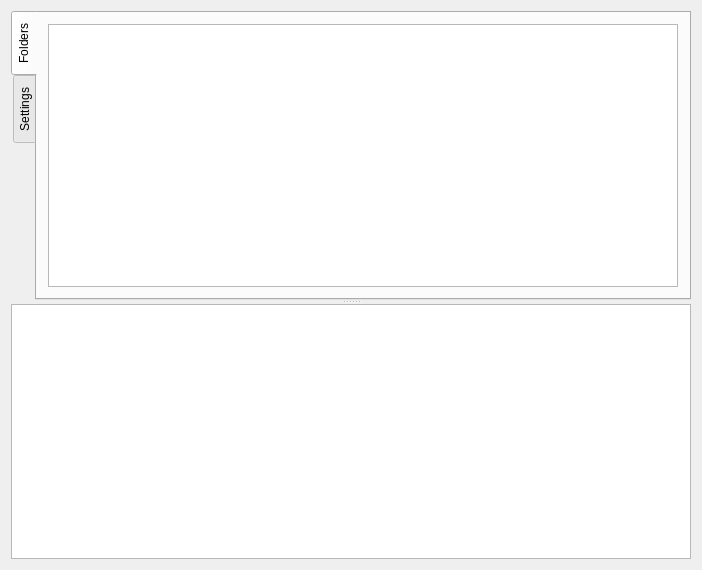
Qt form src/gui/MainWindow.ui (librevault/librevault) before a commit.
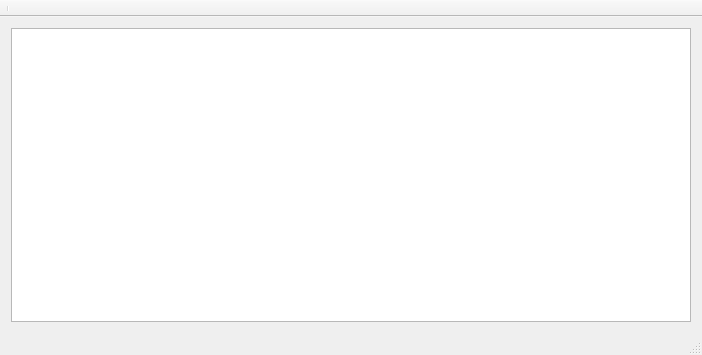
The same form after that commit. Icons and pictures are not drawn.

What changed in the file:
```diff
--- a/src/gui/MainWindow.ui
+++ b/src/gui/MainWindow.ui
@@ -7,38 +7,25 @@
     <x>0</x>
     <y>0</y>
     <width>702</width>
-    <height>570</height>
+    <height>355</height>
    </rect>
   </property>
   <property name="windowTitle">
    <string>Librevault</string>
   </property>
+  <property name="windowIcon">
+   <iconset resource="../../resources/mainwindow.qrc">
+    <normaloff>:/branding/librevault_icon.svg</normaloff>:/branding/librevault_icon.svg</iconset>
+  </property>
+  <property name="toolButtonStyle">
+   <enum>Qt::ToolButtonFollowStyle</enum>
+  </property>
+  <property name="unifiedTitleAndToolBarOnMac">
+   <bool>true</bool>
+  </property>
   <widget class="QWidget" name="centralWidget">
    <layout class="QGridLayout" name="gridLayout">
     <item row="0" column="0">
-     <widget class="QSplitter" name="splitter">
-      <property name="orientation">
-       <enum>Qt::Vertical</enum>
-      </property>
-      <widget class="QTabWidget" name="tabWidget">
-       <property name="tabPosition">
-        <enum>QTabWidget::West</enum>
-       </property>
-       <property name="tabShape">
-        <enum>QTabWidget::Rounded</enum>
-       </property>
-       <property name="currentIndex">
-        <number>0</number>
-       </property>
-       <property name="usesScrollButtons">
-        <bool>false</bool>
-       </property>
-       <widget class="QWidget" name="tab_main">
-        <attribute name="title">
-         <string>Folders</string>
-        </attribute>
-        <layout class="QGridLayout" name="gridLayout_2">
-         <item row="0" column="0">
           <widget class="QTreeView" name="treeView">
            <property name="indentation">
             <number>0</number>
@@ -56,24 +43,28 @@
          </item>
         </layout>
        </widget>
-       <widget class="QWidget" name="tab_settings">
-        <attribute name="title">
-         <string>Settings</string>
-        </attribute>
-       </widget>
-      </widget>
-      <widget class="QTextEdit" name="state_display">
-       <property name="readOnly">
-        <bool>true</bool>
-       </property>
-       <property name="acceptRichText">
+  <widget class="QToolBar" name="toolBar">
+   <property name="windowTitle">
+    <string notr="true">toolBar</string>
+   </property>
+   <property name="movable">
         <bool>false</bool>
        </property>
-      </widget>
-     </widget>
-    </item>
-   </layout>
-  </widget>
+   <property name="toolButtonStyle">
+    <enum>Qt::ToolButtonFollowStyle</enum>
+   </property>
+   <property name="floatable">
+    <bool>false</bool>
+   </property>
+   <attribute name="toolBarArea">
+    <enum>TopToolBarArea</enum>
+   </attribute>
+   <attribute name="toolBarBreak">
+    <bool>false</bool>
+   </attribute>
+   <addaction name="separator"/>
+  </widget>
+  <widget class="QStatusBar" name="statusBar"/>
  </widget>
  <layoutdefault spacing="6" margin="11"/>
  <resources/>
```
Left out of the diff: 10 changed lines with no effect on the pictures. Lines whose indentation alone changed are shown as unchanged.
